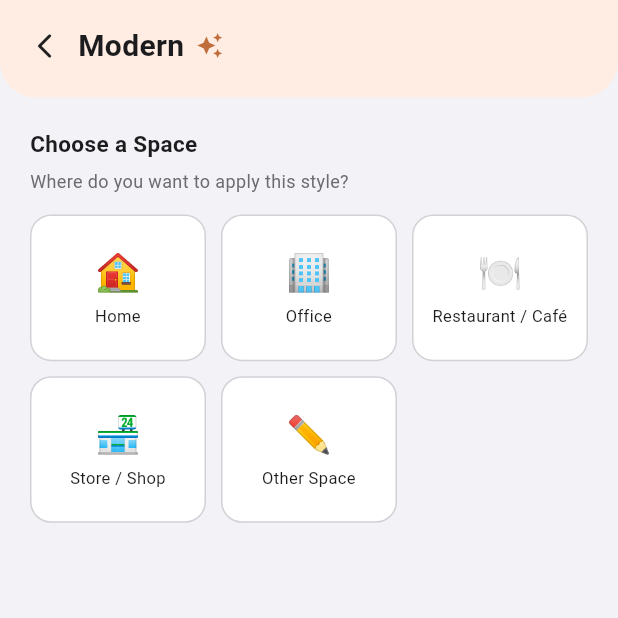
After one commit to AngieB18/RyzeAI, a Flutter app: the HomePage screen opened by its route, after a tap on "Modern", on a phone screen of 412 x 824 dp, the top half of it. The commit adds this screen. Run offline on Flutter 3.47's test engine with Material 3 defaults, Android fonts, the phone set to English and light mode, and no system bars; our stand-ins replace cloud_firestore, firebase_auth, firebase_core, image_picker; accounts and stored records are empty; network calls fail.

Commit message:
feat: add style inspiration screen with Claude AI and space selection

```diff
--- a/lib/core/services/l10n/intl_en.arb
+++ b/lib/core/services/l10n/intl_en.arb
@@ -112,5 +112,28 @@
 "continueButton": "Continue",
 "myStyles": "My Styles",
 "noStylesSelected": "You haven't selected any styles yet",
-"acceptAndClose": "Accept & Close"
+"acceptAndClose": "Accept & Close",
+"chooseSpace": "Choose a Space",
+"chooseSpaceDesc": "Where do you want to apply this style?",
+"spaceHome": "Home",
+"spaceOffice": "Office",
+"spaceRestaurant": "Restaurant / Café",
+"spaceStore": "Store / Shop",
+"spaceCustom": "Other Space",
+"spaceCustomHint": "Describe your space...",
+"spaceRoom": "Bedroom",
+"spaceLiving": "Living Room",
+"spaceBathroom": "Bathroom",
+"spaceKitchen": "Kitchen",
+"spaceReception": "Reception",
+"spaceMeeting": "Meeting Room",
+"spaceCafeteria": "Cafeteria",
+"spaceShop": "Shop Floor",
+"spaceStorefront": "Storefront",
+"spaceBar": "Bar Area",
+"spaceDiningRoom": "Dining Room",
+"generateIdeas": "Generate Ideas",
+"generatingIdeas": "Generating ideas...",
+"inspirationFor": "Inspiration for",
+"noIdeasYet": "Select a style and space to generate ideas"
 }
--- a/lib/home/screens/home_screen.dart
+++ b/lib/home/screens/home_screen.dart
@@ -6,6 +6,7 @@ import '../../core/services/user_service.dart';
 import '../../generated/l10n.dart';
 import '../../main.dart';
 import 'style_selection_sheet.dart';
+import 'style_inspiration_screen.dart';
 
 class HomeScreen extends StatefulWidget {
   const HomeScreen({super.key});
@@ -529,7 +530,18 @@ class _HomeScreenState extends State<HomeScreen> {
           final name = entry.value['name']!;
           final url = entry.value['url']!;
 
-          return ClipRRect(
+          return GestureDetector(
+            // ← navega a StyleInspirationScreen
+            onTap: () => Navigator.push(
+              context,
+              MaterialPageRoute(
+                builder: (_) => StyleInspirationScreen(
+                  styleKey: entry.key,
+                  styleName: name,
+                ),
+              ),
+            ),
+            child: ClipRRect(
               borderRadius: BorderRadius.circular(16),
               child: SizedBox(
                 width: 200,
@@ -592,6 +604,7 @@ class _HomeScreenState extends State<HomeScreen> {
                   ],
                 ),
               ),
+            ),
           );
         },
       ),
--- /dev/null
+++ b/lib/home/screens/style_inspiration_screen.dart
@@ -0,0 +1,547 @@
+// lib/home/screens/style_inspiration_screen.dart
+import 'dart:convert';
+import 'package:flutter/material.dart';
+import 'package:http/http.dart' as http;
+import '../../core/constants/app_colors.dart';
+import '../../generated/l10n.dart';
+
+class StyleInspirationScreen extends StatefulWidget {
+  final String styleKey;
+  final String styleName;
+
+  const StyleInspirationScreen({
+    super.key,
+    required this.styleKey,
+    required this.styleName,
+  });
+
+  @override
+  State<StyleInspirationScreen> createState() => _StyleInspirationScreenState();
+}
+
+class _StyleInspirationScreenState extends State<StyleInspirationScreen> {
+  String? _selectedCategory;
+  String? _selectedSpace;
+  String? _customSpace;
+  bool _generating = false;
+  String? _aiDescription;
+  List<String> _images = [];
+  final _customController = TextEditingController();
+
+  @override
+  void dispose() {
+    _customController.dispose();
+    super.dispose();
+  }
+
+  Map<String, Map<String, dynamic>> _getCategories(S l) => {
+    'home': {
+      'label': l.spaceHome,
+      'icon': '🏠',
+      'spaces': [
+        {'key': 'bedroom', 'label': l.spaceRoom, 'icon': '🛏️'},
+        {'key': 'living', 'label': l.spaceLiving, 'icon': '🛋️'},
+        {'key': 'bathroom', 'label': l.spaceBathroom, 'icon': '🚿'},
+        {'key': 'kitchen', 'label': l.spaceKitchen, 'icon': '🍳'},
+      ],
+    },
+    'office': {
+      'label': l.spaceOffice,
+      'icon': '🏢',
+      'spaces': [
+        {'key': 'reception', 'label': l.spaceReception, 'icon': '🪑'},
+        {'key': 'meeting', 'label': l.spaceMeeting, 'icon': '📋'},
+        {'key': 'cafeteria', 'label': l.spaceCafeteria, 'icon': '☕'},
+      ],
+    },
+    'restaurant': {
+      'label': l.spaceRestaurant,
+      'icon': '🍽️',
+      'spaces': [
+        {'key': 'dining', 'label': l.spaceDiningRoom, 'icon': '🍽️'},
+        {'key': 'bar', 'label': l.spaceBar, 'icon': '🍸'},
+        {'key': 'cafeteria', 'label': l.spaceCafeteria, 'icon': '☕'},
+      ],
+    },
+    'store': {
+      'label': l.spaceStore,
+      'icon': '🏪',
+      'spaces': [
+        {'key': 'shop', 'label': l.spaceShop, 'icon': '🛍️'},
+        {'key': 'storefront', 'label': l.spaceStorefront, 'icon': '🪟'},
+        {'key': 'reception', 'label': l.spaceReception, 'icon': '🪑'},
+      ],
+    },
+    'custom': {'label': l.spaceCustom, 'icon': '✏️', 'spaces': []},
+  };
+
+  Future<void> _generateIdeas() async {
+    final spaceName = _selectedCategory == 'custom'
+        ? _customController.text.trim()
+        : _selectedSpace;
+
+    if (spaceName == null || spaceName.isEmpty) return;
+
+    setState(() {
+      _generating = true;
+      _aiDescription = null;
+      _images = [];
+    });
+
+    try {
+      // 1. Claude genera descripción
+      final response = await http.post(
+        Uri.parse('https://api.anthropic.com/v1/messages'),
+        headers: {'Content-Type': 'application/json'},
+        body: jsonEncode({
+          'model': 'claude-sonnet-4-20250514',
+          'max_tokens': 1000,
+          'messages': [
+            {
+              'role': 'user',
+              'content':
+                  'Give me a short and inspiring decoration description (2-3 sentences) for a $spaceName with ${widget.styleName} style. Then give me 4 specific Unsplash search keywords (comma separated) to find images of this space. Format: DESCRIPTION: [text] | KEYWORDS: [kw1,kw2,kw3,kw4]',
+            },
+          ],
+        }),
+      );
+
+      if (response.statusCode == 200) {
+        final data = jsonDecode(response.body);
+        final text = data['content'][0]['text'] as String;
+
+        String description = '';
+        List<String> keywords = [];
+
+        if (text.contains('DESCRIPTION:') && text.contains('KEYWORDS:')) {
+          final parts = text.split('|');
+          description = parts[0].replaceAll('DESCRIPTION:', '').trim();
+          final kwPart = parts[1].replaceAll('KEYWORDS:', '').trim();
+          keywords = kwPart.split(',').map((k) => k.trim()).toList();
+        } else {
+          description = text;
+          keywords = [
+            '${widget.styleKey} $spaceName interior',
+            '$spaceName decoration',
+            '${widget.styleKey} room design',
+            'interior design $spaceName',
+          ];
+        }
+
+        // 2. Busca imágenes en Unsplash
+        final images = <String>[];
+        for (final kw in keywords.take(4)) {
+          final query = Uri.encodeComponent(kw);
+          images.add('https://source.unsplash.com/400x300/?$query');
+        }
+
+        setState(() {
+          _aiDescription = description;
+          _images = images;
+          _generating = false;
+        });
+      } else {
+        setState(() => _generating = false);
+      }
+    } catch (e) {
+      setState(() => _generating = false);
+    }
+  }
+
+  @override
+  Widget build(BuildContext context) {
+    final l = S.of(context);
+    final categories = _getCategories(l);
+
+    return Scaffold(
+      backgroundColor: AppColors.background(context),
+      body: SafeArea(
+        child: Column(
+          children: [
+            _buildHeader(context, l),
+            Expanded(
+              child: SingleChildScrollView(
+                padding: const EdgeInsets.all(20),
+                child: Column(
+                  crossAxisAlignment: CrossAxisAlignment.start,
+                  children: [
+                    // Categorías
+                    Text(
+                      l.chooseSpace,
+                      style: TextStyle(
+                        color: AppColors.textPrimary(context),
+                        fontSize: 15,
+                        fontWeight: FontWeight.w600,
+                      ),
+                    ),
+                    const SizedBox(height: 6),
+                    Text(
+                      l.chooseSpaceDesc,
+                      style: TextStyle(
+                        color: AppColors.textSecondary(context),
+                        fontSize: 12,
+                      ),
+                    ),
+                    const SizedBox(height: 14),
+
+                    // Grid de categorías
+                    GridView.count(
+                      crossAxisCount: 3,
+                      shrinkWrap: true,
+                      physics: const NeverScrollableScrollPhysics(),
+                      crossAxisSpacing: 10,
+                      mainAxisSpacing: 10,
+                      childAspectRatio: 1.2,
+                      children: categories.entries.map((entry) {
+                        final isSelected = _selectedCategory == entry.key;
+                        return GestureDetector(
+                          onTap: () {
+                            setState(() {
+                              _selectedCategory = entry.key;
+                              _selectedSpace = null;
+                              _aiDescription = null;
+                              _images = [];
+                            });
+                          },
+                          child: AnimatedContainer(
+                            duration: const Duration(milliseconds: 200),
+                            decoration: BoxDecoration(
+                              color: isSelected
+                                  ? AppColors.primary.withOpacity(0.15)
+                                  : AppColors.surface(context),
+                              borderRadius: BorderRadius.circular(14),
+                              border: Border.all(
+                                color: isSelected
+                                    ? AppColors.primary
+                                    : AppColors.inputBorder(context),
+                                width: isSelected ? 2 : 1,
+                              ),
+                            ),
+                            child: Column(
+                              mainAxisAlignment: MainAxisAlignment.center,
+                              children: [
+                                Text(
+                                  entry.value['icon'] as String,
+                                  style: const TextStyle(fontSize: 24),
+                                ),
+                                const SizedBox(height: 4),
+                                Text(
+                                  entry.value['label'] as String,
+                                  textAlign: TextAlign.center,
+                                  style: TextStyle(
+                                    color: isSelected
+                                        ? AppColors.primary
+                                        : AppColors.textPrimary(context),
+                                    fontSize: 11,
+                                    fontWeight: isSelected
+                                        ? FontWeight.w600
+                                        : FontWeight.normal,
+                                  ),
+                                ),
+                              ],
+                            ),
+                          ),
+                        );
+                      }).toList(),
+                    ),
+
+                    // Subespacios
+                    if (_selectedCategory != null &&
+                        _selectedCategory != 'custom') ...[
+                      const SizedBox(height: 20),
+                      Text(
+                        'Select a room',
+                        style: TextStyle(
+                          color: AppColors.textPrimary(context),
+                          fontSize: 14,
+                          fontWeight: FontWeight.w600,
+                        ),
+                      ),
+                      const SizedBox(height: 10),
+                      Wrap(
+                        spacing: 8,
+                        runSpacing: 8,
+                        children:
+                            (categories[_selectedCategory]!['spaces'] as List)
+                                .map((space) {
+                                  final isSelected =
+                                      _selectedSpace == space['label'];
+                                  return GestureDetector(
+                                    onTap: () {
+                                      setState(() {
+                                        _selectedSpace = space['label'];
+                                        _aiDescription = null;
+                                        _images = [];
+                                      });
+                                    },
+                                    child: AnimatedContainer(
+                                      duration: const Duration(
+                                        milliseconds: 200,
+                                      ),
+                                      padding: const EdgeInsets.symmetric(
+                                        horizontal: 14,
+                                        vertical: 8,
+                                      ),
+                                      decoration: BoxDecoration(
+                                        color: isSelected
+                                            ? AppColors.primary.withOpacity(
+                                                0.15,
+                                              )
+                                            : AppColors.surface(context),
+                                        borderRadius: BorderRadius.circular(20),
+                                        border: Border.all(
+                                          color: isSelected
+                                              ? AppColors.primary
+                                              : AppColors.inputBorder(context),
+                                          width: isSelected ? 2 : 1,
+                                        ),
+                                      ),
+                                      child: Row(
+                                        mainAxisSize: MainAxisSize.min,
+                                        children: [
+                                          Text(
+                                            space['icon'] as String,
+                                            style: const TextStyle(
+                                              fontSize: 14,
+                                            ),
+                                          ),
+                                          const SizedBox(width: 6),
+                                          Text(
+                                            space['label'] as String,
+                                            style: TextStyle(
+                                              color: isSelected
+                                                  ? AppColors.primary
+                                                  : AppColors.textPrimary(
+                                                      context,
+                                                    ),
+                                              fontSize: 12,
+                                              fontWeight: isSelected
+                                                  ? FontWeight.w600
+                                                  : FontWeight.normal,
+                                            ),
+                                          ),
+                                        ],
+                                      ),
+                                    ),
+                                  );
+                                })
+                                .toList(),
+                      ),
+                    ],
+
+                    // Campo personalizado
+                    if (_selectedCategory == 'custom') ...[
+                      const SizedBox(height: 20),
+                      Text(
+                        l.spaceCustom,
+                        style: TextStyle(
+                          color: AppColors.textPrimary(context),
+                          fontSize: 14,
+                          fontWeight: FontWeight.w600,
+                        ),
+                      ),
+                      const SizedBox(height: 8),
+                      TextField(
+                        controller: _customController,
+                        style: TextStyle(color: AppColors.textPrimary(context)),
+                        onChanged: (v) => setState(() => _customSpace = v),
+                        decoration: InputDecoration(
+                          hintText: l.spaceCustomHint,
+                          hintStyle: TextStyle(
+                            color: AppColors.textSecondary(context),
+                          ),
+                          filled: true,
+                          fillColor: AppColors.surface(context),
+                          border: OutlineInputBorder(
+                            borderRadius: BorderRadius.circular(12),
+                            borderSide: BorderSide.none,
+                          ),
+                          focusedBorder: OutlineInputBorder(
+                            borderRadius: BorderRadius.circular(12),
+                            borderSide: const BorderSide(
+                              color: AppColors.primary,
+                              width: 1.5,
+                            ),
+                          ),
+                        ),
+                      ),
+                    ],
+
+                    // Botón generar
+                    if (_selectedCategory != null &&
+                        (_selectedSpace != null ||
+                            (_selectedCategory == 'custom' &&
+                                _customController.text.trim().isNotEmpty))) ...[
+                      const SizedBox(height: 24),
+                      SizedBox(
+                        width: double.infinity,
+                        height: 50,
+                        child: ElevatedButton.icon(
+                          style: ElevatedButton.styleFrom(
+                            backgroundColor: AppColors.primary,
+                            shape: RoundedRectangleBorder(
+                              borderRadius: BorderRadius.circular(14),
+                            ),
+                            elevation: 0,
+                          ),
+                          onPressed: _generating ? null : _generateIdeas,
+                          icon: _generating
+                              ? const SizedBox(
+                                  width: 18,
+                                  height: 18,
+                                  child: CircularProgressIndicator(
+                                    color: Colors.white,
+                                    strokeWidth: 2,
+                                  ),
+                                )
+                              : const Icon(
+                                  Icons.auto_awesome,
+                                  color: Colors.white,
+                                  size: 18,
+                                ),
+                          label: Text(
+                            _generating ? l.generatingIdeas : l.generateIdeas,
+                            style: const TextStyle(
+                              color: Colors.white,
+                              fontSize: 15,
+                              fontWeight: FontWeight.bold,
+                            ),
+                          ),
+                        ),
+                      ),
+                    ],
+
+                    // Resultados
+                    if (_aiDescription != null) ...[
+                      const SizedBox(height: 24),
+                      Container(
+                        width: double.infinity,
+                        padding: const EdgeInsets.all(16),
+                        decoration: BoxDecoration(
+                          color: AppColors.primary.withOpacity(0.1),
+                          borderRadius: BorderRadius.circular(14),
+                          border: Border.all(
+                            color: AppColors.primary.withOpacity(0.3),
+                          ),
+                        ),
+                        child: Row(
+                          crossAxisAlignment: CrossAxisAlignment.start,
+                          children: [
+                            const Icon(
+                              Icons.auto_awesome,
+                              color: AppColors.primary,
+                              size: 18,
+                            ),
+                            const SizedBox(width: 10),
+                            Expanded(
+                              child: Text(
+                                _aiDescription!,
+                                style: TextStyle(
+                                  color: AppColors.textPrimary(context),
+                                  fontSize: 13,
+                                  height: 1.5,
+                                ),
+                              ),
+                            ),
+                          ],
+                        ),
+                      ),
+                      const SizedBox(height: 16),
+                      Text(
+                        '${l.inspirationFor} ${_selectedSpace ?? _customController.text}',
+                        style: TextStyle(
+                          color: AppColors.textPrimary(context),
+                          fontSize: 14,
+                          fontWeight: FontWeight.w600,
+                        ),
+                      ),
+                      const SizedBox(height: 10),
+                      GridView.count(
+                        crossAxisCount: 2,
+                        shrinkWrap: true,
+                        physics: const NeverScrollableScrollPhysics(),
+                        crossAxisSpacing: 10,
+                        mainAxisSpacing: 10,
+                        childAspectRatio: 1.0,
+                        children: _images.map((url) {
+                          return ClipRRect(
+                            borderRadius: BorderRadius.circular(14),
+                            child: Image.network(
+                              url,
+                              fit: BoxFit.cover,
+                              loadingBuilder: (_, child, loadingProgress) {
+                                if (loadingProgress == null) {
+                                  return child;
+                                }
+                                return Container(
+                                  color: AppColors.surface(context),
+                                  child: const Center(
+                                    child: CircularProgressIndicator(
+                                      color: AppColors.primary,
+                                      strokeWidth: 2,
+                                    ),
+                                  ),
+                                );
+                              },
+                              errorBuilder: (_, __, ___) => Container(
+                                color: AppColors.surface(context),
+                                child: const Icon(
+                                  Icons.image_outlined,
+                                  color: AppColors.primary,
+                                  size: 32,
+                                ),
+                              ),
+                            ),
+                          );
+                        }).toList(),
+                      ),
+                    ],
+
+                    const SizedBox(height: 40),
+                  ],
+                ),
+              ),
+            ),
+          ],
+        ),
+      ),
+    );
+  }
+
+  Widget _buildHeader(BuildContext context, S l) {
+    return Container(
+      width: double.infinity,
+      padding: const EdgeInsets.fromLTRB(20, 16, 20, 20),
+      decoration: BoxDecoration(
+        color: AppColors.header(context),
+        borderRadius: const BorderRadius.only(
+          bottomLeft: Radius.circular(24),
+          bottomRight: Radius.circular(24),
+        ),
+      ),
+      child: Row(
+        children: [
+          GestureDetector(
+            onTap: () => Navigator.pop(context),
+            child: Icon(
+              Icons.arrow_back_ios_rounded,
+              color: AppColors.textPrimary(context),
+              size: 20,
+            ),
+          ),
+          const SizedBox(width: 12),
+          Text(
+            widget.styleName,
+            style: TextStyle(
+              color: AppColors.textPrimary(context),
+              fontSize: 20,
+              fontWeight: FontWeight.bold,
+            ),
+          ),
+          const SizedBox(width: 8),
+          const Icon(Icons.auto_awesome, color: AppColors.primary, size: 18),
+        ],
+      ),
+    );
+  }
+}
--- a/pubspec.yaml
+++ b/pubspec.yaml
@@ -31,7 +31,7 @@ environment:
 dependencies:
   flutter:
     sdk: flutter
-
+  http: ^1.2.0
   firebase_core: ^2.30.0
   firebase_auth: ^4.19.0
   cloud_firestore: ^4.17.0
```
Also changed, not shown: lib/core/services/l10n/intl_es.arb (+24 -1 lines), lib/generated/intl/messages_en.dart, lib/generated/intl/messages_es.dart, lib/generated/l10n.dart, pubspec.lock. Lines whose indentation alone changed are shown as unchanged.
